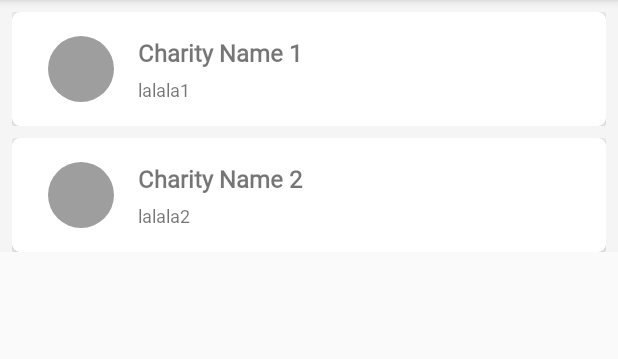
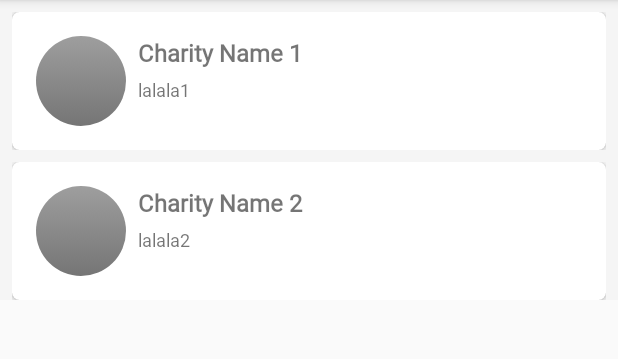
Before and after one commit to tpakis/Charities, an Android app: the CharitiesResultsActivity screen opened directly, with no data from a screen before it, on a phone screen of 412 x 824 dp, the part 84-443 px from its top. Run offline under Robolectric (Android 15) with nearby library versions, the phone set to English and light mode, and no system bars; our stand-ins replace ButterKnife, CircleImageView; plain views replace IconicsImageView.

Commit message:
Modify Detail Layout

```diff
--- a/app/build.gradle
+++ b/app/build.gradle
@@ -43,6 +43,7 @@ dependencies {
     implementation "com.mikepenz:iconics-views:3.0.0@aar"
     implementation 'com.mikepenz:google-material-typeface:3.0.1.2.original@aar'
     implementation 'com.mikepenz:material-design-iconic-typeface:2.2.0.4@aar'
+    implementation 'com.mikepenz:fontawesome-typeface:+@aar'
 
     testImplementation 'junit:junit:4.12'
     androidTestImplementation 'com.android.support.test:runner:1.0.1'
--- a/app/src/main/res/drawable/round_button.xml
+++ b/app/src/main/res/drawable/call_round_button.xml
@@ -3,19 +3,19 @@
     <item android:state_pressed="true" >
         <shape android:shape="rectangle"  >
             <corners android:radius="30dip" />
-            <gradient android:angle="-90" android:startColor="@color/divider" android:endColor="@color/secondary_text"  />
+            <gradient android:angle="-90" android:startColor="@android:color/holo_green_dark" android:endColor="@android:color/holo_green_light"  />
         </shape>
     </item>
     <item android:state_focused="true">
         <shape android:shape="rectangle"  >
             <corners android:radius="30dip" />
-            <gradient android:angle="-90" android:startColor="@color/divider" android:endColor="@color/accent" />
+            <gradient android:angle="-90" android:startColor="@android:color/holo_green_light" android:endColor="@android:color/holo_green_dark" />
         </shape>
     </item>
     <item >
         <shape android:shape="rectangle"  >
             <corners android:radius="30dip" />
-            <gradient android:angle="-90" android:startColor="@color/divider" android:endColor="@color/accent" />
+            <gradient android:angle="-90" android:startColor="@android:color/holo_green_light" android:endColor="@android:color/holo_green_dark" />
         </shape>
     </item>
 </selector>
--- /dev/null
+++ b/app/src/main/res/drawable/circular_image_logo.xml
@@ -0,0 +1,12 @@
+<?xml version="1.0" encoding="utf-8"?>
+<selector xmlns:android="http://schemas.android.com/apk/res/android" >
+    <item >
+        <shape android:shape="oval"  >
+            <gradient android:angle="-90" android:startColor="@color/accent" android:endColor="@color/secondary_text" />
+
+            <size
+                android:width="180dp"
+                android:height="180dp"/>
+        </shape>
+    </item>
+</selector>
--- a/app/src/main/res/layout/list_item.xml
+++ b/app/src/main/res/layout/list_item.xml
@@ -22,7 +22,7 @@
             <RelativeLayout
                 android:id="@+id/rv_icon_layout"
                 android:layout_width="60dp"
-                android:layout_height="match_parent"
+                android:layout_height="60dp"
                 android:layout_centerVertical="true"
                 android:layout_marginBottom="@dimen/medium_margin"
                 android:layout_marginLeft="@dimen/medium_margin"
@@ -34,17 +34,18 @@
                     android:layout_width="60dp"
                     android:layout_height="match_parent"
                     android:layout_centerVertical="true"
-                    android:scaleType="centerCrop"
-                    android:src="@drawable/no_charity_icon_bg" />
+                    android:scaleType="centerCrop" />
 
                 <com.mikepenz.iconics.view.IconicsImageView
                     android:id="@+id/rv_charity_default_icon"
-                    android:layout_width="20dp"
-                    android:layout_height="20dp"
+                    android:layout_width="60dp"
+                    android:layout_height="60dp"
                     android:layout_centerHorizontal="true"
                     android:layout_centerVertical="true"
-                    app:iiv_color="@color/background"
-                    app:iiv_icon="gmd_card_giftcard" />
+                    android:background="@drawable/circular_image_logo"
+                    app:iiv_icon="gmd_card_giftcard"
+                    app:iiv_size="24dp"
+                    app:iiv_color="@android:color/white"/>
 
             </RelativeLayout>
 
--- a/app/src/main/res/values/strings.xml
+++ b/app/src/main/res/values/strings.xml
@@ -4,8 +4,9 @@
     <string name="error">An error has been occurred! Pleas try again!</string>
 
     <!-- Charity Detail XML -->
-    <string name="call">Make a call</string>
-    <string name="sms">Send an SMS</string>
+    <string name="sms">&#xf003; Send an SMS</string>
+    <string name="call">&#xf095; Make a Call</string>
+    <string name="donate">Make a donation:</string>
     <string name="call_cost">cost per call</string>
     <string name="sms_cost">cost per sms</string>
     <string name="desc">Description</string>
```
Also changed, not shown: app/src/main/res/drawable/sms_round_button.xml (added, +21 -0 lines), app/src/main/res/layout/activity_charity_details.xml (+82 -62 lines), app/src/main/res/font/fontawesome_webfont.ttf (added).
